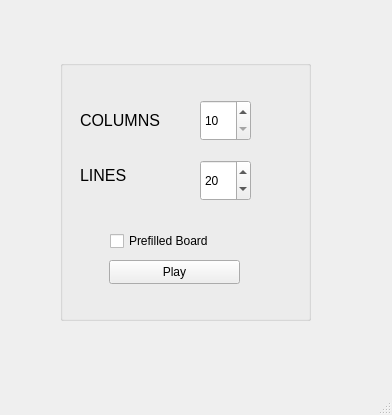
First picture: the form in TetrisProject/TetrisGameProject/src/view/gui/startwindow.ui, repository ismailnayma/tetris, before the edit.
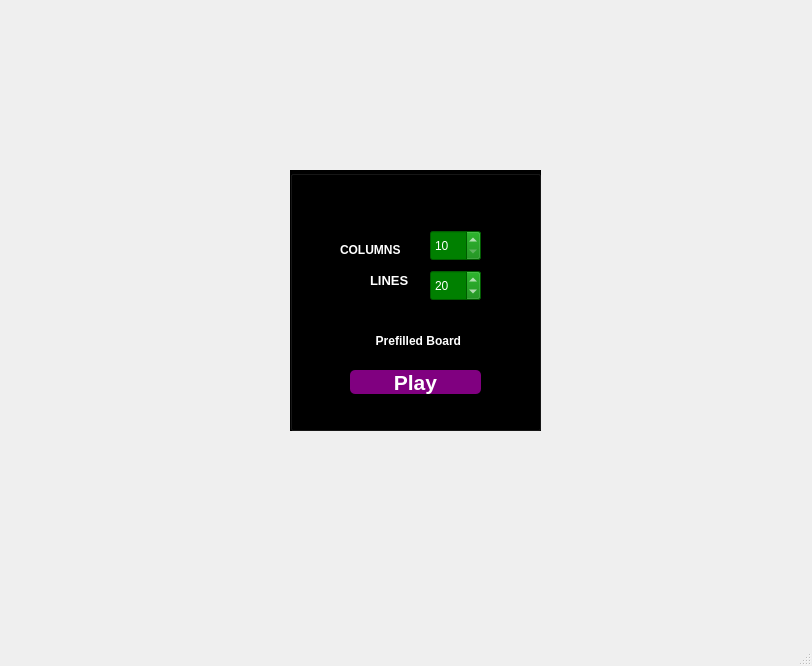
Second picture: the form after the edit.

Commit message: upate startwindow

The edit to the form file:
```diff
--- a/TetrisProject/TetrisGameProject/src/view/gui/startwindow.ui
+++ b/TetrisProject/TetrisGameProject/src/view/gui/startwindow.ui
@@ -6,8 +6,8 @@
    <rect>
     <x>0</x>
     <y>0</y>
-    <width>392</width>
-    <height>415</height>
+    <width>812</width>
+    <height>666</height>
    </rect>
   </property>
   <property name="windowTitle">
@@ -17,29 +17,37 @@
    <widget class="QGroupBox" name="groupBox">
     <property name="geometry">
      <rect>
-      <x>60</x>
-      <y>60</y>
+      <x>290</x>
+      <y>170</y>
       <width>251</width>
       <height>261</height>
      </rect>
     </property>
+    <property name="styleSheet">
+     <string notr="true">background:black;</string>
+    </property>
     <property name="title">
      <string/>
     </property>
     <widget class="QLabel" name="label">
      <property name="geometry">
       <rect>
-       <x>20</x>
+       <x>80</x>
        <y>100</y>
-       <width>81</width>
-       <height>31</height>
+       <width>51</width>
+       <height>21</height>
       </rect>
      </property>
      <property name="font">
       <font>
-       <pointsize>12</pointsize>
+       <family>MS Sans Serif</family>
+       <pointsize>10</pointsize>
+       <bold>true</bold>
       </font>
      </property>
+     <property name="styleSheet">
+      <string notr="true">color: white;</string>
+     </property>
      <property name="text">
       <string>LINES</string>
      </property>
@@ -48,11 +56,26 @@
      <property name="geometry">
       <rect>
        <x>140</x>
-       <y>40</y>
+       <y>60</y>
        <width>51</width>
-       <height>41</height>
+       <height>31</height>
       </rect>
      </property>
+     <property name="mouseTracking">
+      <bool>false</bool>
+     </property>
+     <property name="layoutDirection">
+      <enum>Qt::LeftToRight</enum>
+     </property>
+     <property name="styleSheet">
+      <string notr="true">color: white; background-color: green;</string>
+     </property>
+     <property name="wrapping">
+      <bool>false</bool>
+     </property>
+     <property name="frame">
+      <bool>true</bool>
+     </property>
      <property name="minimum">
       <number>10</number>
      </property>
@@ -66,9 +89,12 @@
        <x>140</x>
        <y>100</y>
        <width>51</width>
-       <height>41</height>
+       <height>31</height>
       </rect>
      </property>
+     <property name="styleSheet">
+      <string notr="true">color: white; background-color: green</string>
+     </property>
      <property name="minimum">
       <number>10</number>
      </property>
@@ -82,43 +108,82 @@
     <widget class="QLabel" name="label_2">
      <property name="geometry">
       <rect>
-       <x>20</x>
-       <y>50</y>
+       <x>50</x>
+       <y>70</y>
        <width>81</width>
        <height>20</height>
       </rect>
      </property>
      <property name="font">
       <font>
-       <pointsize>12</pointsize>
+       <family>MS Sans Serif</family>
+       <pointsize>9</pointsize>
+       <bold>true</bold>
       </font>
      </property>
+     <property name="styleSheet">
+      <string notr="true">color: white;</string>
+     </property>
      <property name="text">
       <string>COLUMNS</string>
      </property>
     </widget>
     <widget class="QCheckBox" name="checkBoxPrefilled">
+     <property name="enabled">
+      <bool>true</bool>
+     </property>
      <property name="geometry">
       <rect>
-       <x>50</x>
-       <y>170</y>
-       <width>111</width>
-       <height>22</height>
+       <x>60</x>
+       <y>160</y>
+       <width>131</width>
+       <height>21</height>
       </rect>
      </property>
+     <property name="font">
+      <font>
+       <family>MS Sans Serif</family>
+       <bold>true</bold>
+      </font>
+     </property>
+     <property name="layoutDirection">
+      <enum>Qt::RightToLeft</enum>
+     </property>
+     <property name="autoFillBackground">
+      <bool>false</bool>
+     </property>
+     <property name="styleSheet">
+      <string notr="true">color: white; border-radius: 5px;</string>
+     </property>
      <property name="text">
       <string>Prefilled Board</string>
      </property>
+     <property name="checkable">
+      <bool>true</bool>
+     </property>
     </widget>
     <widget class="QPushButton" name="playButton">
      <property name="geometry">
       <rect>
-       <x>49</x>
+       <x>60</x>
        <y>200</y>
        <width>131</width>
        <height>24</height>
       </rect>
      </property>
+     <property name="font">
+      <font>
+       <family>MS Sans Serif</family>
+       <pointsize>16</pointsize>
+       <bold>true</bold>
+      </font>
+     </property>
+     <property name="mouseTracking">
+      <bool>true</bool>
+     </property>
+     <property name="styleSheet">
+      <string notr="true">color: white; background:purple; border-radius: 5px;</string>
+     </property>
      <property name="text">
       <string>Play</string>
      </property>
```
Left out of the diff: 7 changed lines with no effect on the pictures. The commit also changes 3 other files.
